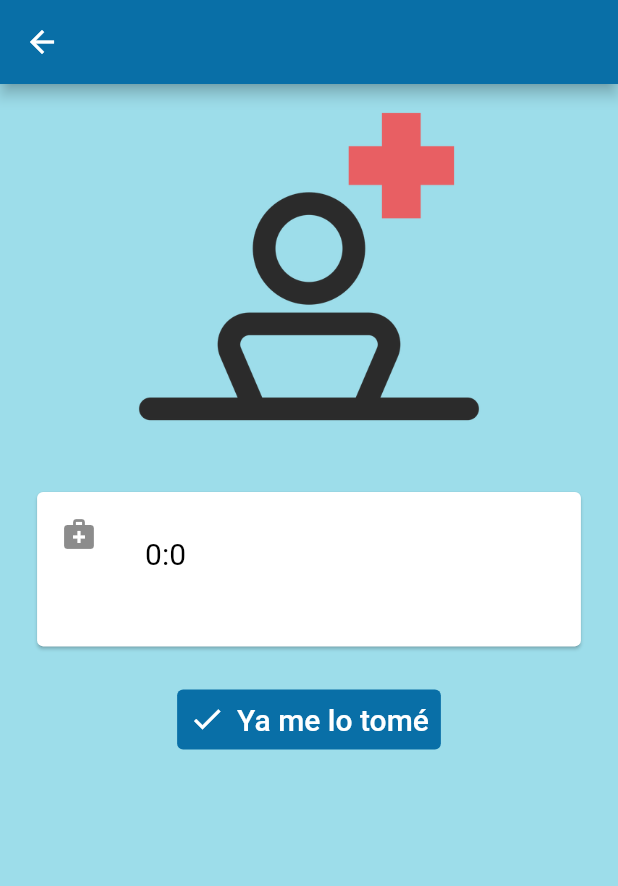
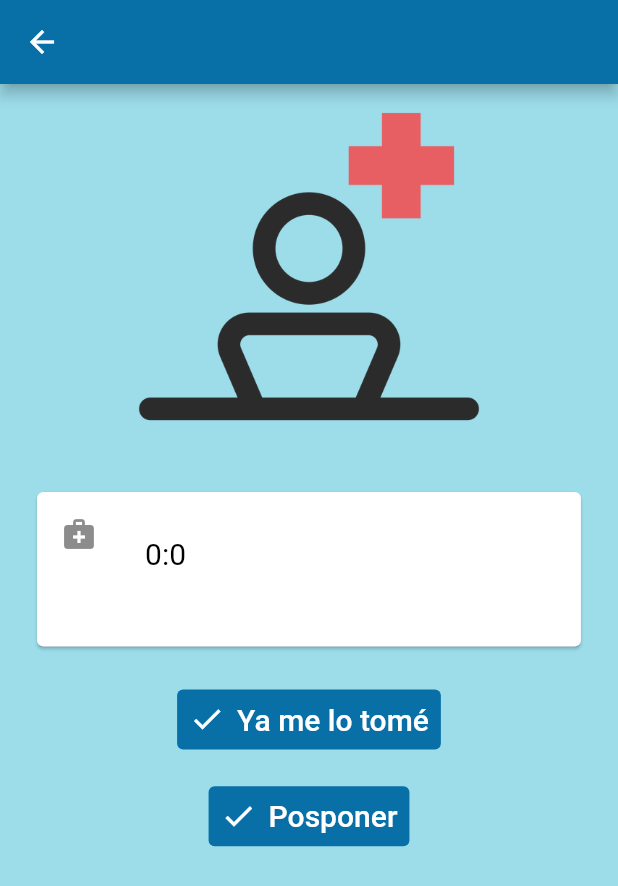
Before and after one commit to Dlondono/mediminder, a Flutter app: the detallesMedicamento screen opened directly with empty values, on a phone screen of 412 x 824 dp. Shown: the top 886 px of the screen. Run offline on Flutter 3.47's test engine with Material 2 defaults, Android fonts, the phone set to English and light mode, and no system bars; our stand-ins replace cloud_firestore, firebase_auth, firebase_core, firebase_messaging, flutter_local_notifications, flutter_native_timezone and 2 more; missing offline and left inert: slide_digital_clock; accounts and stored records are empty.

Commit message:
posponer notificacion y periodica

```diff
--- a/lib/models/medicamento.dart
+++ b/lib/models/medicamento.dart
@@ -1,14 +1,18 @@
 class Medicamento{
   final String medicamentoNombre;
   final String idPaciente;
-  final int cantidad;
-  final int hora;
-  final int minuto;
+  int cantidad;
+  int hora;
+  int minuto;
   final int periodo;
   final String recomendacion;
   final int dosis;
 
 
   Medicamento({this.medicamentoNombre,this.idPaciente,this.cantidad,this.hora,this.minuto,this.periodo, this.recomendacion, this.dosis});
+  setTime(int h, int m){
+    hora = h;
+    minuto = m;
+  }
 
 }
--- a/lib/screens/home/detallesMedicamento.dart
+++ b/lib/screens/home/detallesMedicamento.dart
@@ -1,12 +1,16 @@
 import 'package:flutter/material.dart';
 import 'package:mediminder/models/medicamento.dart';
+import 'package:mediminder/services/local_noti.dart';
 import 'package:sizer/sizer.dart';
 
 class detallesMedicamento extends StatelessWidget {
   final Medicamento medicamento;
   detallesMedicamento({this.medicamento});
+  final Notifications noti = new Notifications();
   @override
   Widget build(BuildContext context) {
+    DateTime t = noti.localTime();
+    DateTime t2 = new DateTime(t.year,t.month,t.day,medicamento.hora,medicamento.minuto);
     return Scaffold(
       appBar: AppBar(
         title: Text(medicamento.medicamentoNombre,style: TextStyle(
@@ -48,6 +52,29 @@ class detallesMedicamento extends StatelessWidget {
                 foregroundColor: MaterialStateProperty.all(Colors.black),
               ),
               onPressed:(){
+                t2 = t2.add(Duration(hours: medicamento.periodo));
+                noti.setTime(t2.year, t2.month, t2.day, t2.hour, t2.minute);
+                noti.scheduleweeklyNotification(medicamento.idPaciente,medicamento.medicamentoNombre,medicamento.recomendacion);
+                medicamento.setTime(t2.hour, t2.minute);
+                Navigator.pop(context);
+              },
+            ),
+            SizedBox(height: 2.0.h),
+            TextButton.icon(
+              icon: Icon(Icons.check,color: Colors.white,),
+              label: Text("Posponer",style: TextStyle(
+                  fontSize: 20,color: Colors.white
+              ),),
+              style: ButtonStyle(
+                backgroundColor: MaterialStateProperty.all(Color.fromRGBO(9, 111, 167, 50)),
+                foregroundColor: MaterialStateProperty.all(Colors.black),
+              ),
+              onPressed:(){
+                t2 = t2.add(const Duration(minutes: 5));
+                noti.setTime(t2.year, t2.month, t2.day, t2.hour, t2.minute);
+                noti.scheduleweeklyNotification(medicamento.idPaciente,medicamento.medicamentoNombre,medicamento.recomendacion);
+                medicamento.setTime(t2.hour, t2.minute);
+                Navigator.pop(context);
               },
             )
           ],
--- a/lib/screens/home/disenoMedicamento.dart
+++ b/lib/screens/home/disenoMedicamento.dart
@@ -42,7 +42,7 @@ class MedicamentoDiseno extends StatelessWidget {
           t = t.add(const Duration(days: 1));
         }}
     }
-
+    medicamento.setTime(hora, minuto);
     noti.setTime(t.year, t.month, t.day,hora,minuto);
     noti.scheduleweeklyNotification(medicamento.idPaciente,medicamento.medicamentoNombre,medicamento.recomendacion);
     noti.myTimedNotification(medicamento.medicamentoNombre,medicamento.recomendacion,medicamento.periodo);
```
Also changed, not shown: lib/services/local_noti.dart (+1 -8 lines).
